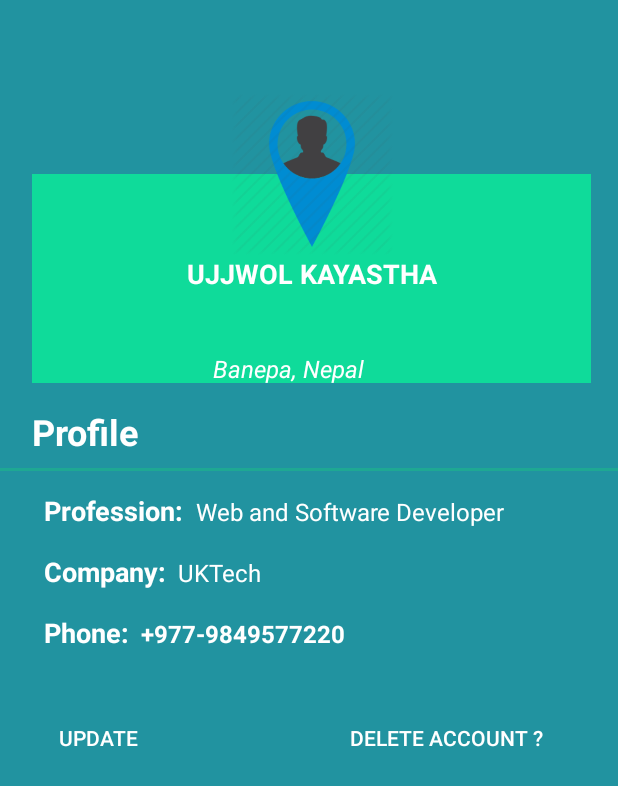
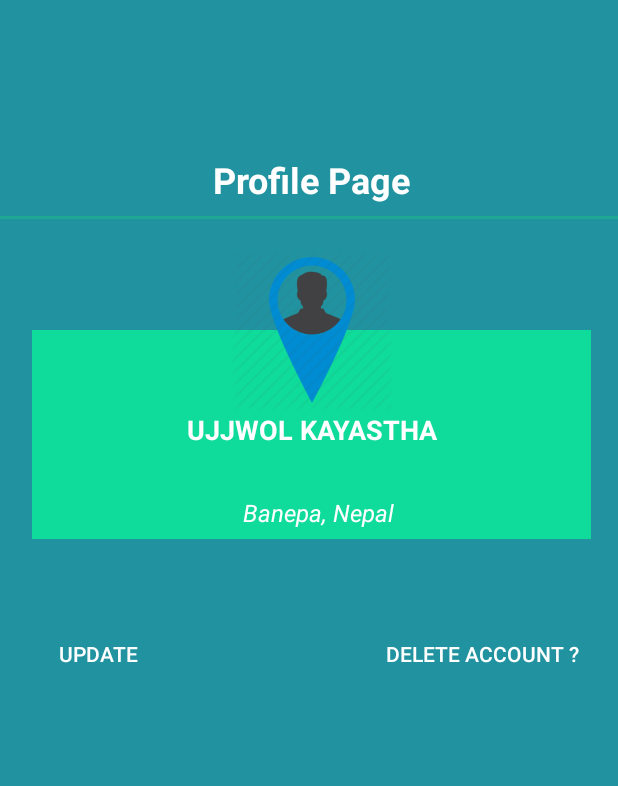
Before and after one commit to UjjwolKayastha/TrackerApplication, an Android app: the layout activity_profile.xml on its own in the app's theme, with its tools: preview values and no code run, on a phone screen of 412 x 824 dp. Shown: the top 786 px of the screen. Run offline under Robolectric (Android 15) with nearby library versions, the phone set to English and light mode, and no system bars.

Commit message:
Profile Activity (Setting Image and User details, Account Deletion), Code Refactoring

```diff
--- a/app/src/main/java/kayastha/ujjwol/atrackerapp/Contact.java
+++ b/app/src/main/java/kayastha/ujjwol/atrackerapp/Contact.java
@@ -130,7 +130,7 @@ public class Contact extends AppCompatActivity {
                             mReference.child("Friends").child(data.getId()).push().setValue(uEmail);
                             mReference.child("Friends").child(uID).push().setValue(data.getEmail());
 
-                            Toast.makeText(getApplicationContext(), "DATA SAVED", Toast.LENGTH_SHORT).show();
+                            Toast.makeText(getApplicationContext(), "Friend Added", Toast.LENGTH_SHORT).show();
                             dialog.dismiss();
                         }
                     }
--- a/app/src/main/java/kayastha/ujjwol/atrackerapp/SignUp.java
+++ b/app/src/main/java/kayastha/ujjwol/atrackerapp/SignUp.java
@@ -17,6 +17,7 @@ import android.widget.TextView;
 import android.widget.Toast;
 
 
+import com.google.android.gms.maps.model.Dash;
 import com.google.android.gms.tasks.OnCompleteListener;
 import com.google.android.gms.tasks.OnFailureListener;
 import com.google.android.gms.tasks.OnSuccessListener;
@@ -235,7 +236,7 @@ public class SignUp extends AppCompatActivity {
 
     private void setupFirebaseAuthentication(){
         firebaseAuth  = FirebaseAuth.getInstance();
-
+        firebaseAuth.signOut();
         valueEventListener = new ValueEventListener() {
             @Override
             public void onDataChange(@NonNull DataSnapshot dataSnapshot) {
@@ -265,9 +266,9 @@ public class SignUp extends AppCompatActivity {
 
 //                    firebase_method.send_new_user_data(strName, strEmail, strPassword, strGender);
                     Toast.makeText(SignUp.this, "REGISTRATION SUCCESSFUL", Toast.LENGTH_SHORT).show();
-                    firebaseAuth.signOut();
 
                     finish();
+                    startActivity(new Intent(getApplicationContext(), DashBoard.class));
                 }
             }
         };
--- a/app/src/main/java/kayastha/ujjwol/atrackerapp/utilities/Firebase_method.java
+++ b/app/src/main/java/kayastha/ujjwol/atrackerapp/utilities/Firebase_method.java
@@ -47,8 +47,6 @@ public class Firebase_method {
                         Log.d("val", "onComplete: TAsk: "+ task.getResult().getUser().getUid());
                         if(!task.isSuccessful()){
                             Toast.makeText(mContext, "REGISTRATION FAILED", Toast.LENGTH_SHORT).show();
-                        }else {
-                            mContext.startActivity(new Intent(mContext.getApplicationContext(), SignIn.class));
                         }
                     }
                 });
--- a/app/src/main/res/layout/activity_contact.xml
+++ b/app/src/main/res/layout/activity_contact.xml
@@ -29,6 +29,7 @@
     </android.support.design.widget.AppBarLayout>
 
     <android.support.v4.view.ViewPager
+        android:layout_marginTop="50dp"
         android:id="@+id/view_pager"
         android:layout_width="match_parent"
         android:layout_height="match_parent"
--- a/app/src/main/res/layout/activity_profile.xml
+++ b/app/src/main/res/layout/activity_profile.xml
@@ -5,6 +5,7 @@
     android:layout_width="match_parent"
     android:layout_height="match_parent"
     android:background="@color/colorNew"
+    android:layout_gravity="center"
     tools:context=".Profile">
 
     <android.support.constraint.ConstraintLayout
@@ -30,10 +31,10 @@
             android:id="@+id/view"
             android:layout_width="0dp"
             android:layout_height="139dp"
-            android:layout_marginTop="116dp"
+            android:layout_marginTop="220dp"
             android:background="@color/colorAccent"
             app:layout_constraintEnd_toStartOf="@+id/guideline2"
-            app:layout_constraintHorizontal_bias="0.0"
+            app:layout_constraintHorizontal_bias="1.0"
             app:layout_constraintStart_toStartOf="@+id/guideline"
             app:layout_constraintTop_toTopOf="parent" />
 
@@ -68,7 +69,7 @@
             android:id="@+id/textView2"
             android:layout_width="wrap_content"
             android:layout_height="wrap_content"
-            android:layout_marginTop="40dp"
+            android:layout_marginTop="32dp"
             android:layout_marginEnd="8dp"
             android:layout_marginRight="8dp"
             android:text="Banepa, Nepal"
@@ -76,7 +77,7 @@
             android:textSize="16sp"
             android:textStyle="italic"
             app:layout_constraintEnd_toEndOf="@+id/textView"
-            app:layout_constraintHorizontal_bias="0.294"
+            app:layout_constraintHorizontal_bias="0.633"
             app:layout_constraintStart_toStartOf="@+id/textView"
             app:layout_constraintTop_toBottomOf="@+id/textView" />
 
@@ -84,16 +85,17 @@
             android:id="@+id/textView5"
             android:layout_width="0dp"
             android:layout_height="wrap_content"
-            android:layout_marginTop="16dp"
-            android:text="Profile"
-            android:textAlignment="textStart"
+            android:layout_marginTop="40dp"
+            android:text="Profile Page"
+            android:textAlignment="center"
             android:textColor="@android:color/white"
             android:textSize="24sp"
             android:textStyle="bold"
+            android:layout_marginBottom="30dp"
             app:layout_constraintEnd_toStartOf="@+id/guideline2"
+            app:layout_constraintHorizontal_bias="1.0"
             app:layout_constraintStart_toStartOf="@+id/guideline"
-            app:layout_constraintTop_toBottomOf="@+id/view"
-            android:gravity="start" />
+            app:layout_constraintBottom_toTopOf="@+id/imageView" />
 
         <View
             android:id="@+id/view2"
@@ -105,84 +107,6 @@
             app:layout_constraintStart_toStartOf="parent"
             app:layout_constraintTop_toBottomOf="@+id/textView5" />
 
-        <TextView
-            android:id="@+id/textView6"
-            android:layout_width="wrap_content"
-            android:layout_height="wrap_content"
-            android:layout_marginStart="8dp"
-            android:layout_marginTop="16dp"
-            android:text="Profession:"
-            android:textColor="@android:color/white"
-            android:textSize="18sp"
-            android:textStyle="bold"
-            app:layout_constraintStart_toStartOf="@+id/guideline"
-            app:layout_constraintTop_toTopOf="@+id/view2"
-            android:layout_marginLeft="8dp" />
-
-        <TextView
-            android:id="@+id/textView7"
-            android:layout_width="wrap_content"
-            android:layout_height="wrap_content"
-            android:layout_marginStart="8dp"
-            android:text="Web and Software Developer"
-            android:textColor="@android:color/white"
-            android:textSize="16sp"
-            app:layout_constraintBaseline_toBaselineOf="@+id/textView6"
-            app:layout_constraintStart_toEndOf="@+id/textView6"
-            android:layout_marginLeft="8dp" />
-
-        <TextView
-            android:id="@+id/textView8"
-            android:layout_width="wrap_content"
-            android:layout_height="wrap_content"
-            android:layout_marginStart="8dp"
-            android:layout_marginTop="16dp"
-            android:text="Company:"
-            android:textColor="@android:color/white"
-            android:textSize="18sp"
-            android:textStyle="bold"
-            app:layout_constraintStart_toStartOf="@+id/guideline"
-            app:layout_constraintTop_toBottomOf="@+id/textView6"
-            android:layout_marginLeft="8dp" />
-
-        <TextView
-            android:id="@+id/textView9"
-            android:layout_width="wrap_content"
-            android:layout_height="wrap_content"
-            android:layout_marginStart="8dp"
-            android:text="UKTech"
-            android:textColor="@android:color/white"
-            android:textSize="16sp"
-            app:layout_constraintBaseline_toBaselineOf="@+id/textView8"
-            app:layout_constraintStart_toEndOf="@+id/textView8"
-            android:layout_marginLeft="8dp" />
-
-        <TextView
-            android:id="@+id/textView10"
-            android:layout_width="wrap_content"
-            android:layout_height="wrap_content"
-            android:layout_marginStart="8dp"
-            android:layout_marginTop="16dp"
-            android:text="Phone:"
-            android:textColor="@android:color/white"
-            android:textSize="18sp"
-            android:textStyle="bold"
-            app:layout_constraintStart_toStartOf="@+id/guideline"
-            app:layout_constraintTop_toBottomOf="@+id/textView8"
-            android:layout_marginLeft="8dp" />
-
-        <TextView
-            android:id="@+id/textView11"
-            android:layout_width="wrap_content"
-            android:layout_height="wrap_content"
-            android:layout_marginStart="8dp"
-            android:text="+977-9849577220"
-            android:textColor="@android:color/white"
-            android:textSize="16sp"
-            android:textStyle="bold"
-            app:layout_constraintBaseline_toBaselineOf="@+id/textView10"
-            app:layout_constraintStart_toEndOf="@+id/textView10"
-            android:layout_marginLeft="8dp" />
 
         <Button
             android:id="@+id/imageButton3"
@@ -190,29 +114,29 @@
             android:layout_height="wrap_content"
             android:layout_marginTop="8dp"
             android:background="@android:color/transparent"
+            android:padding="8dp"
             android:text="Update"
             android:textColor="@android:color/white"
-            app:layout_constraintBottom_toBottomOf="@+id/imageButton4"
-            app:layout_constraintEnd_toStartOf="@+id/imageButton4"
+            app:layout_constraintBottom_toBottomOf="@+id/btndelete"
+            app:layout_constraintEnd_toStartOf="@+id/btndelete"
             app:layout_constraintHorizontal_bias="0.5"
             app:layout_constraintHorizontal_chainStyle="spread"
             app:layout_constraintStart_toEndOf="@+id/guideline"
-            app:layout_constraintTop_toTopOf="@+id/imageButton4"
-            android:padding="8dp"
+            app:layout_constraintTop_toTopOf="@+id/btndelete"
             app:layout_constraintVertical_bias="1.0"
             tools:ignore="VectorDrawableCompat" />
 
         <Button
-            android:id="@+id/imageButton4"
+            android:id="@+id/btndelete"
             android:layout_width="wrap_content"
             android:layout_height="wrap_content"
-            android:layout_marginStart="116dp"
-            android:layout_marginLeft="116dp"
-            android:layout_marginTop="156dp"
+            android:layout_marginStart="140dp"
+            android:layout_marginLeft="140dp"
+            android:layout_marginTop="268dp"
             android:background="@android:color/transparent"
+            android:padding="8dp"
             android:text="Delete Account ?"
             android:textColor="@android:color/white"
-            android:padding="8dp"
             app:layout_constraintStart_toEndOf="@+id/imageButton3"
             app:layout_constraintTop_toTopOf="@+id/view2"
             tools:ignore="VectorDrawableCompat" />
--- a/app/src/main/res/layout/fragment_friends.xml
+++ b/app/src/main/res/layout/fragment_friends.xml
@@ -26,6 +26,7 @@
         android:layout_height="match_parent">
 
         <android.support.v7.widget.RecyclerView
+
             android:layout_width="match_parent"
             android:id="@+id/recycler_friends"
             android:layout_height="match_parent">
--- a/app/src/main/res/layout/nav_header.xml
+++ b/app/src/main/res/layout/nav_header.xml
@@ -8,12 +8,14 @@
     android:theme="@style/ThemeOverlay.AppCompat.Dark">
 
     <ImageButton
+        android:id="@+id/navImage"
         android:layout_width="wrap_content"
         android:layout_height="wrap_content"
         android:src="@drawable/ic_profile"
         />
 
     <TextView
+        android:id="@+id/navUsername"
         android:layout_width="wrap_content"
         android:layout_height="wrap_content"
         android:paddingTop="8dp"
@@ -22,6 +24,7 @@
         android:textColor="@android:color/white"
         />
     <TextView
+        android:id="@+id/navEmail"
         android:layout_width="wrap_content"
         android:layout_height="wrap_content"
         android:paddingTop="8dp"
```
Also changed, not shown: app/src/main/java/kayastha/ujjwol/atrackerapp/DashBoard.java (+26 -57 lines), app/src/main/java/kayastha/ujjwol/atrackerapp/Profile.java (+78 -23 lines), app/src/main/java/kayastha/ujjwol/atrackerapp/maps/MapsActivity.java (+35 -3 lines), app/src/main/java/kayastha/ujjwol/atrackerapp/models/UserData.java (+20 -1 lines), app/src/main/res/layout/content_dashboard.xml (+8 -47 lines).
